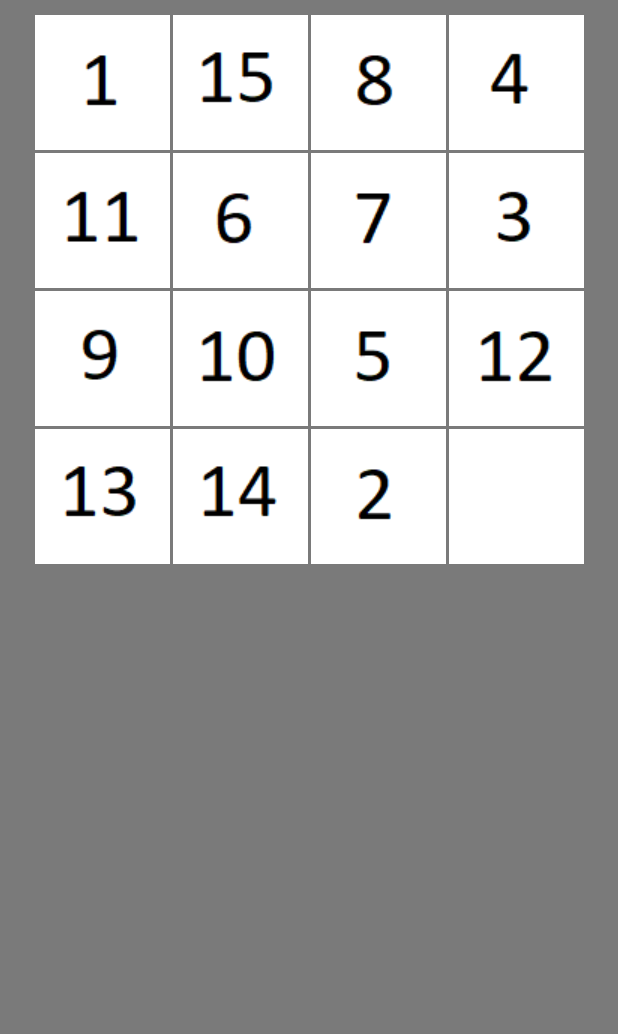
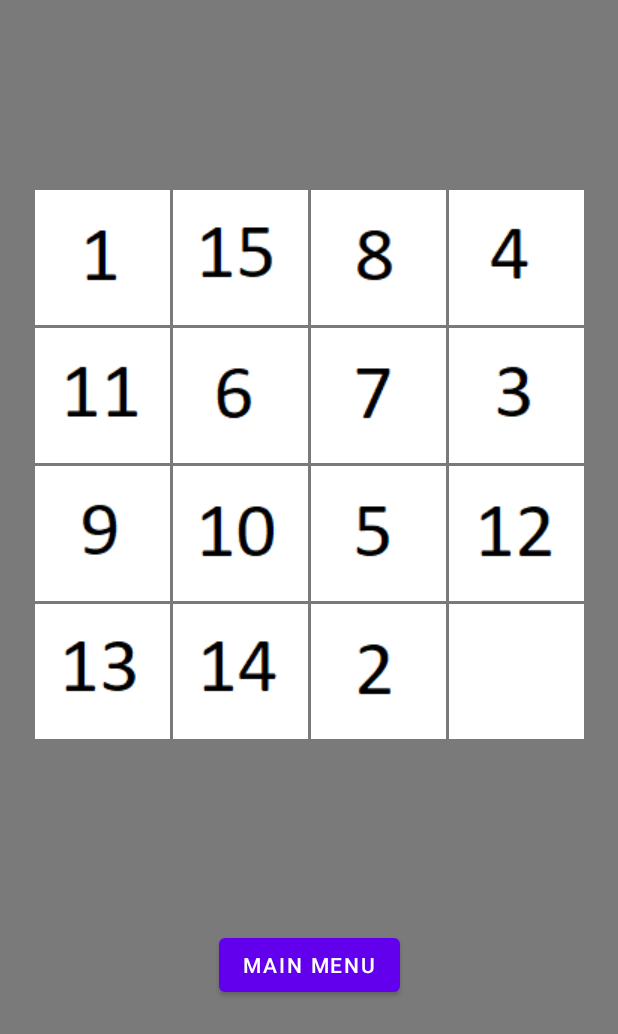
Before and after one commit to Appci11/Puzzle15, an Android app: the RandomGameActivity screen opened directly, with no data from a screen before it, on a phone screen of 412 x 824 dp. Shown: the top 1034 px of the screen. Run offline under Robolectric (Android 15) with nearby library versions, the phone set to English and light mode, and no system bars.

Commit message:
Added main menu button and constraints to random game activity

```diff
--- a/app/src/main/res/layout/activity_random_game.xml
+++ b/app/src/main/res/layout/activity_random_game.xml
@@ -10,8 +10,14 @@
 
 
     <androidx.constraintlayout.widget.ConstraintLayout
+        android:id="@+id/constraintLayout"
         android:layout_width="wrap_content"
         android:layout_height="wrap_content"
+        android:layout_marginStart="32dp"
+        android:layout_marginTop="75dp"
+        android:layout_marginEnd="32dp"
+        android:layout_marginBottom="280dp"
+        app:layout_constraintBottom_toBottomOf="parent"
         app:layout_constraintEnd_toEndOf="parent"
         app:layout_constraintStart_toStartOf="parent"
         app:layout_constraintTop_toTopOf="parent">
@@ -171,5 +177,19 @@
 
     </androidx.constraintlayout.widget.ConstraintLayout>
 
+    <Button
+        android:id="@+id/random_game_main_menu_button"
+        android:layout_width="wrap_content"
+        android:layout_height="wrap_content"
+        android:layout_marginStart="160dp"
+        android:layout_marginTop="103dp"
+        android:layout_marginEnd="160dp"
+        android:layout_marginBottom="124dp"
+        android:text="Main Menu"
+        app:layout_constraintBottom_toBottomOf="parent"
+        app:layout_constraintEnd_toEndOf="parent"
+        app:layout_constraintStart_toStartOf="parent"
+        app:layout_constraintTop_toBottomOf="@+id/constraintLayout" />
+
 
 </androidx.constraintlayout.widget.ConstraintLayout>
```
